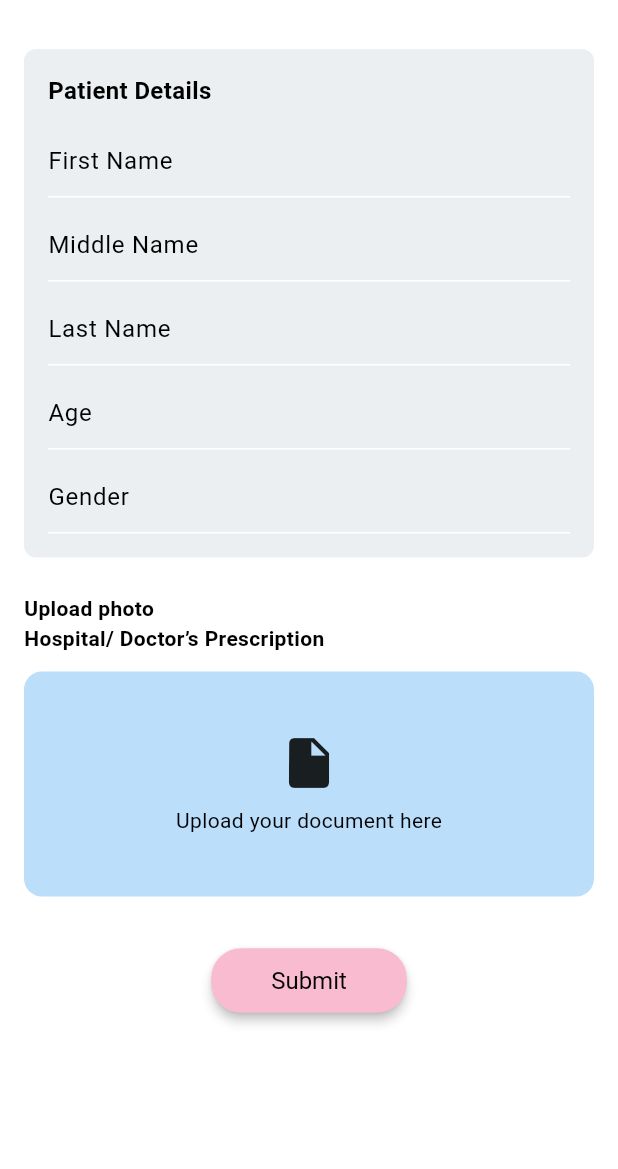
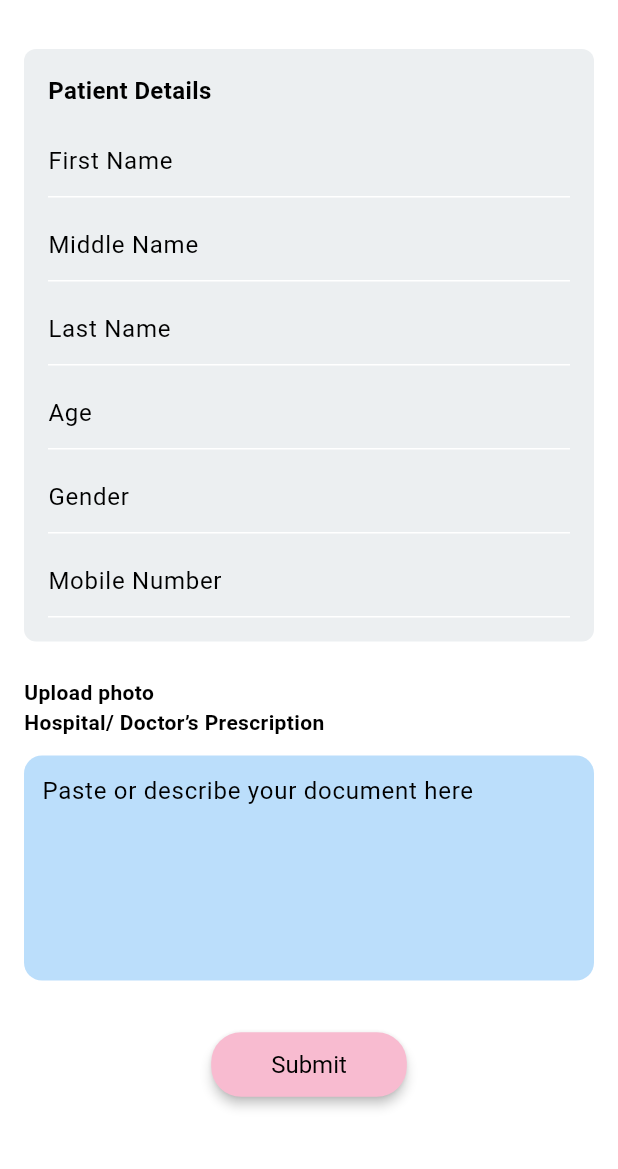
Before and after one commit to Murasaki2106/red_connect_app, a Flutter app: the RequestForm1 screen opened directly, after a tap on "Next", on a phone screen of 412 x 824 dp, the part 59-1228 px from its top. Run offline on Flutter 3.47's test engine with Material 3 defaults, Android fonts, the phone set to English and light mode, and no system bars; our stand-ins replace google_fonts.

Commit message:
Day - 2 Final

```diff
--- a/lib/screens/request_form_1.dart
+++ b/lib/screens/request_form_1.dart
@@ -1,6 +1,7 @@
 import 'package:flutter/material.dart';
 import 'package:google_fonts/google_fonts.dart';
 import 'request_form_2.dart';
+import 'home_screen.dart';
 
 class RequestForm1 extends StatefulWidget {
   const RequestForm1({super.key});
@@ -112,15 +113,17 @@ class _RequestForm1State extends State<RequestForm1> {
                   shape: RoundedRectangleBorder(borderRadius: BorderRadius.circular(20)),
                 ),
                 onPressed: () {
+                  final form1Data = {
+                    Text('bloodGroup', style: GoogleFonts.roboto()): Text(selectedBloodGroup ?? '', style: GoogleFonts.roboto()),
+                    Text('urgency', style: GoogleFonts.roboto()): Text(urgencyLevel ?? '', style: GoogleFonts.roboto()),
+                    Text('units', style: GoogleFonts.roboto()): Text(unitCount.toString(), style: GoogleFonts.roboto()),
+                    Text('location', style: GoogleFonts.roboto()): Text(location, style: GoogleFonts.roboto()),
+                  };
+
                   Navigator.push(
                     context,
                     MaterialPageRoute(
-                      builder: (_) => RequestForm2(
-                        bloodGroup: selectedBloodGroup ?? '',
-                        urgency: urgencyLevel ?? '',
-                        units: unitCount,
-                        location: location,
-                      ),
+                      builder: (_) => RequestForm2(form1Data: form1Data),
                     ),
                   );
                 },
--- a/lib/screens/request_form_2.dart
+++ b/lib/screens/request_form_2.dart
@@ -1,21 +1,27 @@
 import 'package:flutter/material.dart';
 import 'package:google_fonts/google_fonts.dart';
-import 'success_screen.dart';
+import 'success_screen.dart'; // changed from home_screen.dart
 
-
-class RequestForm2 extends StatelessWidget {
-  final String bloodGroup;
-  final String urgency;
-  final int units;
-  final String location;
+class RequestForm2 extends StatefulWidget {
+  final Map<Text, Text> form1Data;
 
   const RequestForm2({
     super.key,
-    required this.bloodGroup,
-    required this.urgency,
-    required this.units,
-    required this.location,
+    required this.form1Data,
   });
+
+  @override
+  State<RequestForm2> createState() => _RequestForm2State();
+}
+
+class _RequestForm2State extends State<RequestForm2> {
+  final TextEditingController firstNameController = TextEditingController();
+  final TextEditingController middleNameController = TextEditingController();
+  final TextEditingController lastNameController = TextEditingController();
+  final TextEditingController ageController = TextEditingController();
+  final TextEditingController genderController = TextEditingController();
+  final TextEditingController mobileController = TextEditingController();
+  final TextEditingController prescriptionController = TextEditingController();
 
   @override
   Widget build(BuildContext context) {
@@ -39,24 +45,24 @@ class RequestForm2 extends StatelessWidget {
               ),
               child: Column(
                 crossAxisAlignment: CrossAxisAlignment.start,
-                children:  [
+                children: [
                   Text("Patient Details", style: GoogleFonts.roboto(fontWeight: FontWeight.bold, fontSize: 16)),
-                  SizedBox(height: 12),
-                  TextField(decoration: InputDecoration(hintText: 'First Name')),
-                  SizedBox(height: 8),
-                  TextField(decoration: InputDecoration(hintText: 'Middle Name')),
-                  SizedBox(height: 8),
-                  TextField(decoration: InputDecoration(hintText: 'Last Name')),
-                  SizedBox(height: 8),
-                  TextField(decoration: InputDecoration(hintText: 'Age')),
-                  SizedBox(height: 8),
-                  TextField(decoration: InputDecoration(hintText: 'Gender')),
+                  const SizedBox(height: 12),
+                  TextField(controller: firstNameController, decoration: const InputDecoration(hintText: 'First Name')),
+                  const SizedBox(height: 8),
+                  TextField(controller: middleNameController, decoration: const InputDecoration(hintText: 'Middle Name')),
+                  const SizedBox(height: 8),
+                  TextField(controller: lastNameController, decoration: const InputDecoration(hintText: 'Last Name')),
+                  const SizedBox(height: 8),
+                  TextField(controller: ageController, decoration: const InputDecoration(hintText: 'Age')),
+                  const SizedBox(height: 8),
+                  TextField(controller: genderController, decoration: const InputDecoration(hintText: 'Gender')),
+                  const SizedBox(height: 8),
+                  TextField(controller: mobileController, decoration: const InputDecoration(hintText: 'Mobile Number')),
                 ],
               ),
             ),
-
             const SizedBox(height: 24),
-
             const Text("Upload photo\nHospital/ Doctor’s Prescription", style: TextStyle(fontWeight: FontWeight.bold)),
             const SizedBox(height: 12),
             Container(
@@ -66,20 +72,17 @@ class RequestForm2 extends StatelessWidget {
                 color: Colors.blue.shade100,
                 borderRadius: BorderRadius.circular(12),
               ),
-              child: const Center(
-                child: Column(
-                  mainAxisAlignment: MainAxisAlignment.center,
-                  children: [
-                    Icon(Icons.insert_drive_file, size: 40),
-                    SizedBox(height: 8),
-                    Text("Upload your document here")
-                  ],
+              child: TextField(
+                controller: prescriptionController,
+                maxLines: null,
+                decoration: const InputDecoration(
+                  hintText: "Paste or describe your document here",
+                  border: InputBorder.none,
+                  contentPadding: EdgeInsets.all(12),
                 ),
               ),
             ),
-
             const SizedBox(height: 32),
-
             Center(
               child: ElevatedButton(
                 style: ElevatedButton.styleFrom(
@@ -89,10 +92,30 @@ class RequestForm2 extends StatelessWidget {
                   elevation: 3,
                 ),
                 onPressed: () {
+                  // Convert form2Data as <String, String>
+                  final Map<String, String> form2Data = {
+                    'name': '${firstNameController.text} ${middleNameController.text} ${lastNameController.text}',
+                    'age': ageController.text,
+                    'gender': genderController.text,
+                    'mobile': mobileController.text,
+                    'prescription': prescriptionController.text,
+                  };
+
+                  // Also convert form1Data <Text, Text> to <String, String>
+                  final Map<String, String> form1Data = widget.form1Data.map(
+                    (key, value) => MapEntry(key.data ?? '', value.data ?? ''),
+                  );
+
                   Navigator.pushReplacement(
-                        context,
-                        MaterialPageRoute(builder: (_) => SuccessScreen()),
-                      );
+                    context,
+                    MaterialPageRoute(
+                      builder: (_) => SuccessScreen(
+                        form1Data: form1Data,
+                        form2Data: form2Data,
+                        timeAgo: 'Just now',
+                      ),
+                    ),
+                  );
                 },
                 child: const Text("Submit", style: TextStyle(color: Colors.black)),
               ),
```
Also changed, not shown: lib/screens/home_screen.dart (+28 -18 lines), lib/screens/notifications_screen.dart (added, +112 -0 lines), lib/screens/success_screen.dart (+39 -7 lines).
